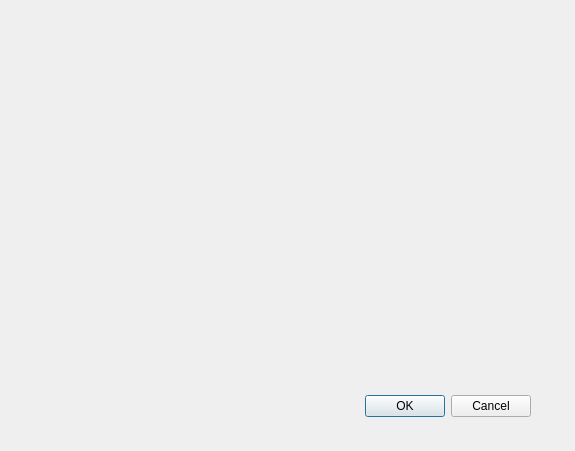
The window that Stor/addhealth.ui (AP-projects-4001/IUT-s-crackpots) describes before a commit, drawn with Qt 5.
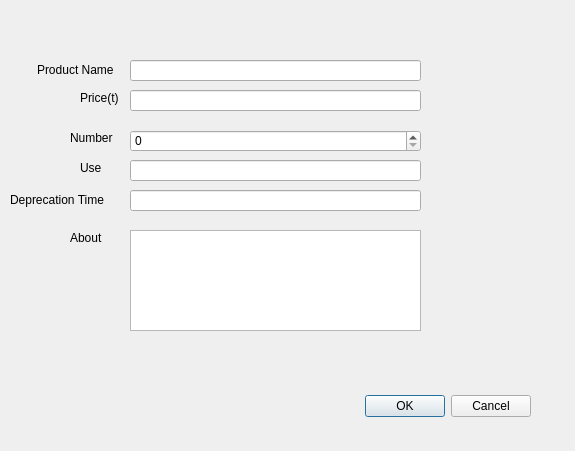
The same window after the commit.

Patch:
```diff
--- a/Stor/addhealth.ui
+++ b/Stor/addhealth.ui
@@ -29,6 +29,144 @@
     <set>QDialogButtonBox::Cancel|QDialogButtonBox::Ok</set>
    </property>
   </widget>
+  <widget class="QLabel" name="label">
+   <property name="geometry">
+    <rect>
+     <x>37</x>
+     <y>60</y>
+     <width>101</width>
+     <height>20</height>
+    </rect>
+   </property>
+   <property name="text">
+    <string>Product Name</string>
+   </property>
+  </widget>
+  <widget class="QLabel" name="label_2">
+   <property name="geometry">
+    <rect>
+     <x>80</x>
+     <y>90</y>
+     <width>58</width>
+     <height>16</height>
+    </rect>
+   </property>
+   <property name="text">
+    <string>Price(t)</string>
+   </property>
+  </widget>
+  <widget class="QLabel" name="label_3">
+   <property name="geometry">
+    <rect>
+     <x>70</x>
+     <y>130</y>
+     <width>58</width>
+     <height>16</height>
+    </rect>
+   </property>
+   <property name="text">
+    <string>Number</string>
+   </property>
+  </widget>
+  <widget class="QLabel" name="label_4">
+   <property name="geometry">
+    <rect>
+     <x>80</x>
+     <y>160</y>
+     <width>58</width>
+     <height>16</height>
+    </rect>
+   </property>
+   <property name="text">
+    <string>Use</string>
+   </property>
+  </widget>
+  <widget class="QLabel" name="label_5">
+   <property name="geometry">
+    <rect>
+     <x>10</x>
+     <y>190</y>
+     <width>121</width>
+     <height>20</height>
+    </rect>
+   </property>
+   <property name="text">
+    <string>Deprecation Time</string>
+   </property>
+  </widget>
+  <widget class="QLabel" name="label_6">
+   <property name="geometry">
+    <rect>
+     <x>70</x>
+     <y>230</y>
+     <width>58</width>
+     <height>16</height>
+    </rect>
+   </property>
+   <property name="text">
+    <string>About</string>
+   </property>
+  </widget>
+  <widget class="QLineEdit" name="product_lineEdit">
+   <property name="geometry">
+    <rect>
+     <x>130</x>
+     <y>60</y>
+     <width>291</width>
+     <height>21</height>
+    </rect>
+   </property>
+  </widget>
+  <widget class="QSpinBox" name="number_spin">
+   <property name="geometry">
+    <rect>
+     <x>130</x>
+     <y>130</y>
+     <width>291</width>
+     <height>22</height>
+    </rect>
+   </property>
+  </widget>
+  <widget class="QLineEdit" name="use_lineEdit">
+   <property name="geometry">
+    <rect>
+     <x>130</x>
+     <y>160</y>
+     <width>291</width>
+     <height>21</height>
+    </rect>
+   </property>
+  </widget>
+  <widget class="QLineEdit" name="deprecation_lineEdit">
+   <property name="geometry">
+    <rect>
+     <x>130</x>
+     <y>190</y>
+     <width>291</width>
+     <height>21</height>
+    </rect>
+   </property>
+  </widget>
+  <widget class="QTextEdit" name="about_textEdit">
+   <property name="geometry">
+    <rect>
+     <x>130</x>
+     <y>230</y>
+     <width>291</width>
+     <height>101</height>
+    </rect>
+   </property>
+  </widget>
+  <widget class="QLineEdit" name="price_lineEdit">
+   <property name="geometry">
+    <rect>
+     <x>130</x>
+     <y>90</y>
+     <width>291</width>
+     <height>21</height>
+    </rect>
+   </property>
+  </widget>
  </widget>
  <resources/>
  <connections>
```
